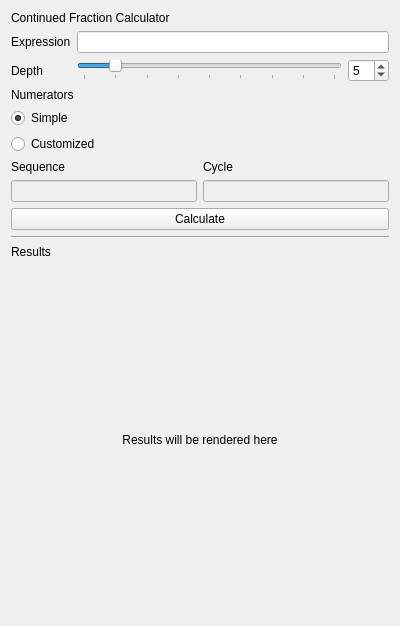
Qt form gui/continued_fraction_calculator_main_window.ui (MathRPG/Continued_Fraction_Calculator) before a commit.
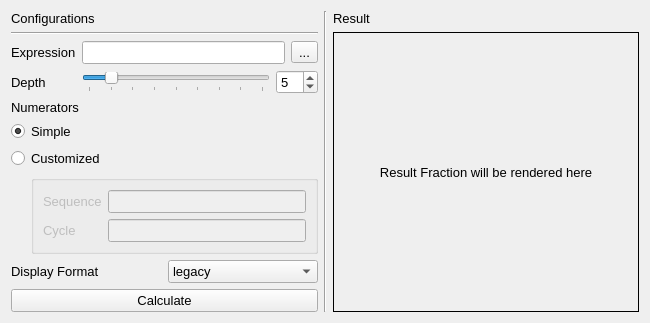
The same form after that commit.

Commit message: Redesigned Ui to accommodate future features

The edit to the form file:
```diff
--- a/gui/continued_fraction_calculator_main_window.ui
+++ b/gui/continued_fraction_calculator_main_window.ui
@@ -6,81 +6,77 @@
    <rect>
     <x>0</x>
     <y>0</y>
-    <width>400</width>
-    <height>626</height>
+    <width>650</width>
+    <height>313</height>
    </rect>
   </property>
+  <property name="font">
+   <font>
+    <pointsize>10</pointsize>
+   </font>
+  </property>
   <property name="windowTitle">
-   <string>Continued Fraction Calculator</string>
-  </property>
-  <property name="statusTip">
-   <string notr="true"/>
-  </property>
-  <property name="whatsThis">
-   <string notr="true"/>
-  </property>
-  <property name="accessibleName">
-   <string notr="true"/>
-  </property>
-  <property name="accessibleDescription">
-   <string notr="true"/>
-  </property>
-  <property name="windowFilePath">
-   <string notr="true"/>
-  </property>
-  <layout class="QVBoxLayout" name="verticalLayout_2">
-   <item>
-    <widget class="QLabel" name="label">
-     <property name="toolTip">
-      <string notr="true"/>
-     </property>
-     <property name="text">
       <string notr="true">Continued Fraction Calculator</string>
      </property>
+  <layout class="QVBoxLayout" name="verticalLayout_5">
+   <item>
+    <layout class="QHBoxLayout" name="horizontalLayout_5">
+     <item>
+      <layout class="QVBoxLayout" name="verticalLayout_3">
+       <item>
+        <widget class="QLabel" name="label_7">
+         <property name="text">
+          <string>Configurations</string>
+         </property>
     </widget>
    </item>
    <item>
-    <layout class="QFormLayout" name="formLayout">
+        <widget class="Line" name="line_2">
+         <property name="orientation">
+          <enum>Qt::Horizontal</enum>
+         </property>
+        </widget>
+       </item>
+       <item>
+        <layout class="QFormLayout" name="formLayout_2">
      <item row="0" column="0">
-      <widget class="QLabel" name="label_2">
-       <property name="toolTip">
-        <string notr="true"/>
-       </property>
+          <widget class="QLabel" name="label">
        <property name="text">
         <string>Expression</string>
        </property>
       </widget>
      </item>
      <item row="0" column="1">
-      <widget class="QLineEdit" name="expression_line_edit">
+          <layout class="QHBoxLayout" name="horizontalLayout_4">
+           <item>
+            <widget class="QLineEdit" name="expression_line_edit"/>
+           </item>
+           <item>
+            <widget class="QToolButton" name="expression_configure_tool_button">
        <property name="toolTip">
-        <string notr="true"/>
-       </property>
-       <property name="placeholderText">
-        <string notr="true"/>
+              <string notr="true">Configure Expression Parser</string>
+             </property>
+             <property name="toolTipDuration">
+              <number>-1</number>
+             </property>
+             <property name="text">
+              <string>...</string>
        </property>
       </widget>
      </item>
+          </layout>
+         </item>
      <item row="1" column="0">
-      <widget class="QLabel" name="label_3">
-       <property name="toolTip">
-        <string notr="true"/>
-       </property>
+          <widget class="QLabel" name="label_2">
        <property name="text">
         <string>Depth</string>
        </property>
       </widget>
      </item>
      <item row="1" column="1">
-      <layout class="QHBoxLayout" name="horizontalLayout_2">
+          <layout class="QHBoxLayout" name="horizontalLayout_3">
        <item>
         <widget class="QSlider" name="depth_slider">
-         <property name="toolTip">
-          <string notr="true"/>
-         </property>
-         <property name="minimum">
-          <number>0</number>
-         </property>
          <property name="maximum">
           <number>40</number>
          </property>
@@ -119,18 +115,17 @@
     </layout>
    </item>
    <item>
-    <layout class="QVBoxLayout" name="verticalLayout">
+        <layout class="QVBoxLayout" name="verticalLayout_2">
      <item>
-      <widget class="QLabel" name="label_4">
-       <property name="toolTip">
-        <string notr="true"/>
-       </property>
+          <widget class="QLabel" name="label_3">
        <property name="text">
         <string>Numerators</string>
        </property>
       </widget>
      </item>
      <item>
+          <layout class="QVBoxLayout" name="verticalLayout">
+           <item>
       <widget class="QRadioButton" name="numerators_simple_radio_button">
        <property name="toolTip">
         <string notr="true"/>
@@ -151,60 +146,83 @@
        <property name="text">
         <string>Customized</string>
        </property>
-       <property name="checked">
-        <bool>false</bool>
-       </property>
       </widget>
      </item>
      <item>
-      <layout class="QGridLayout" name="gridLayout">
+            <layout class="QHBoxLayout" name="horizontalLayout_2">
+             <item>
+              <spacer name="horizontalSpacer">
+               <property name="orientation">
+                <enum>Qt::Horizontal</enum>
+               </property>
+               <property name="sizeType">
+                <enum>QSizePolicy::Minimum</enum>
+               </property>
+               <property name="sizeHint" stdset="0">
+                <size>
+                 <width>20</width>
+                 <height>20</height>
+                </size>
+               </property>
+              </spacer>
+             </item>
+             <item>
+              <widget class="QGroupBox" name="numerator_customized_option_group">
+               <property name="enabled">
+                <bool>false</bool>
+               </property>
+               <layout class="QFormLayout" name="formLayout">
        <item row="0" column="0">
-        <widget class="QLabel" name="label_5">
-         <property name="toolTip">
-          <string notr="true"/>
-         </property>
+                 <widget class="QLabel" name="label_4">
          <property name="text">
           <string>Sequence</string>
          </property>
         </widget>
        </item>
        <item row="0" column="1">
-        <widget class="QLabel" name="label_6">
-         <property name="toolTip">
-          <string notr="true"/>
-         </property>
+                 <widget class="QLineEdit" name="numerators_sequence_line_edit"/>
+                </item>
+                <item row="1" column="0">
+                 <widget class="QLabel" name="label_5">
          <property name="text">
           <string>Cycle</string>
          </property>
         </widget>
        </item>
-       <item row="1" column="0">
-        <widget class="QLineEdit" name="numerators_sequence_line_edit">
-         <property name="enabled">
-          <bool>false</bool>
-         </property>
-         <property name="toolTip">
-          <string notr="true"/>
-         </property>
-         <property name="placeholderText">
-          <string notr="true"/>
-         </property>
-        </widget>
-       </item>
        <item row="1" column="1">
-        <widget class="QLineEdit" name="numerators_cycle_line_edit">
-         <property name="enabled">
-          <bool>false</bool>
-         </property>
-         <property name="toolTip">
-          <string notr="true"/>
-         </property>
-         <property name="placeholderText">
-          <string notr="true"/>
-         </property>
-        </widget>
-       </item>
-      </layout>
+                 <widget class="QLineEdit" name="numerators_cycle_line_edit"/>
+                </item>
+               </layout>
+              </widget>
+             </item>
+            </layout>
+           </item>
+          </layout>
+         </item>
+        </layout>
+       </item>
+       <item>
+        <layout class="QHBoxLayout" name="horizontalLayout">
+         <item>
+          <widget class="QLabel" name="label_6">
+           <property name="text">
+            <string>Display Format</string>
+           </property>
+          </widget>
+         </item>
+         <item>
+          <widget class="QComboBox" name="display_format_combo_box">
+           <item>
+            <property name="text">
+             <string notr="true">legacy</string>
+            </property>
+           </item>
+           <item>
+            <property name="text">
+             <string notr="true">new</string>
+            </property>
+           </item>
+          </widget>
      </item>
     </layout>
    </item>
@@ -219,32 +237,52 @@
     </widget>
    </item>
    <item>
+        <spacer name="verticalSpacer">
+         <property name="orientation">
+          <enum>Qt::Vertical</enum>
+         </property>
+         <property name="sizeHint" stdset="0">
+          <size>
+           <width>20</width>
+           <height>40</height>
+          </size>
+         </property>
+        </spacer>
+       </item>
+      </layout>
+     </item>
+     <item>
     <widget class="Line" name="line">
      <property name="orientation">
-      <enum>Qt::Horizontal</enum>
+        <enum>Qt::Vertical</enum>
      </property>
     </widget>
    </item>
    <item>
-    <widget class="QLabel" name="label_7">
-     <property name="toolTip">
-      <string notr="true"/>
-     </property>
+      <layout class="QVBoxLayout" name="verticalLayout_4">
+       <item>
+        <widget class="QLabel" name="label_8">
      <property name="text">
-      <string>Results</string>
+          <string>Result</string>
      </property>
     </widget>
    </item>
    <item>
     <widget class="QLabel" name="result_render_area">
      <property name="sizePolicy">
-      <sizepolicy hsizetype="Preferred" vsizetype="Expanding">
+          <sizepolicy hsizetype="MinimumExpanding" vsizetype="MinimumExpanding">
        <horstretch>0</horstretch>
        <verstretch>0</verstretch>
       </sizepolicy>
      </property>
+         <property name="frameShape">
+          <enum>QFrame::Box</enum>
+         </property>
+         <property name="frameShadow">
+          <enum>QFrame::Plain</enum>
+         </property>
      <property name="text">
-      <string>Results will be rendered here</string>
+          <string>Result Fraction will be rendered here</string>
      </property>
      <property name="alignment">
       <set>Qt::AlignCenter</set>
@@ -252,6 +290,10 @@
     </widget>
    </item>
   </layout>
+     </item>
+    </layout>
+   </item>
+  </layout>
  </widget>
  <resources/>
  <connections>
```
Left out of the diff: 75 changed lines with no effect on the pictures. Lines whose indentation alone changed are shown as unchanged. The commit also changes 3 other files.
